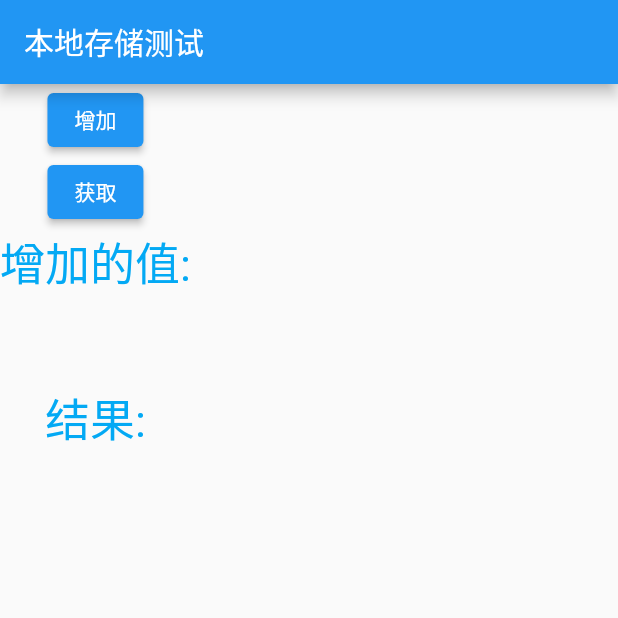
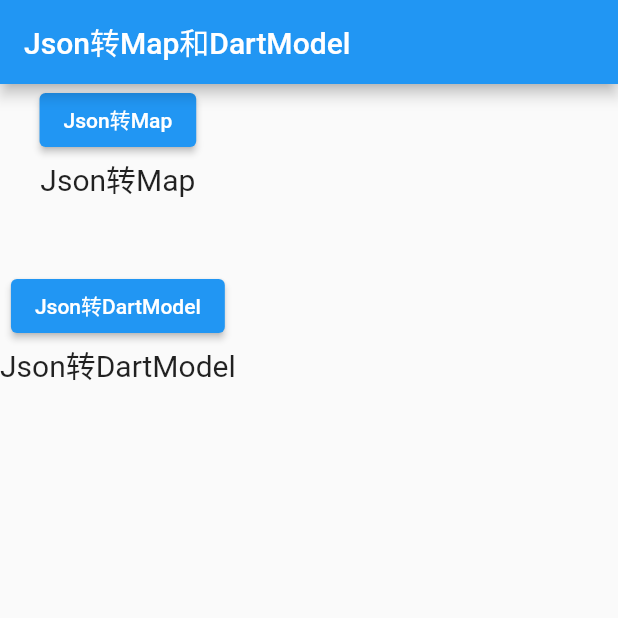
Before and after one commit to hahajiukanjian/Learn-Flutter, a Flutter app: the screen it shows after launch, on a phone screen of 412 x 824 dp, the top half of it. Run offline on Flutter 3.47's test engine with Material 3 defaults, Android fonts, the light colour scheme and no system bars; our stand-ins replace shared_preferences.

Commit message:
#5 全部代码总结

```diff
--- /dev/null
+++ b/lib/jsonToxxx/dart_model_03.dart
@@ -0,0 +1,24 @@
+class DartModel03 {
+  int? code;
+  Map<String, dynamic>? data;
+  int? ibfilecount;
+
+  DartModel03({this.code, this.data, this.ibfilecount});
+
+  DartModel03.fromJson(Map<String, dynamic> json) {
+    code = json["code"];
+    data = {};
+    data?["code"] = json["data"]["code"];
+    data?["requestParams"] = json["data"]["requestParams"];
+    ibfilecount = json["ibfilecount"];
+  }
+
+  Map<String, dynamic> toJson() {
+    Map<String, dynamic> json = {};
+    json["code"] = code;
+    json["data"]["code"] = data?["code"];
+    json["data"]["requestParams"] = data?["requestParams"];
+    json["ibfilecount"] = ibfilecount;
+    return json;
+  }
+}
--- /dev/null
+++ b/lib/jsonToxxx/json_to_xxx_02.dart
@@ -0,0 +1,65 @@
+import 'dart:convert';
+
+import 'package:flutter/material.dart';
+import 'package:started_flutter/jsonToxxx/dart_model_03.dart';
+
+class JsonToXxx02 extends StatefulWidget {
+  const JsonToXxx02({super.key});
+
+  @override
+  JsonToXxx02State createState() => JsonToXxx02State();
+}
+
+class JsonToXxx02State extends State<JsonToXxx02> {
+  var resultMap = '';
+  var resultDartModel = '';
+  @override
+  Widget build(BuildContext context) {
+    return MaterialApp(
+      theme: ThemeData(useMaterial3: false),
+      home: Scaffold(
+        appBar: AppBar(title: const Text("Json转Map和DartModel")),
+        body: Column(
+          children: [
+            _jsonToMapBtn(),
+            const Text("Json转Map\n", style: TextStyle(fontSize: 20)),
+            Text(resultMap),
+            _jsonToDartModelBtn(),
+            const Text("Json转DartModel\n", style: TextStyle(fontSize: 20)),
+            Text(resultDartModel),
+          ],
+        ),
+      ),
+    );
+  }
+
+  _jsonToMapBtn() {
+    return ElevatedButton(onPressed: _jsonToMap, child: const Text("Json转Map"));
+  }
+
+  _jsonToDartModelBtn() {
+    return ElevatedButton(
+        onPressed: _jsonToDartModel, child: const Text("Json转DartModel"));
+  }
+
+  _jsonToMap() {
+    var json =
+        '{"code": 200, "data": {"code": 210, "requestParams": "Success"}, "ibfilecount": 100}';
+    Map<String, dynamic> map = jsonDecode(json);
+    setState(() {
+      resultMap =
+          "'code': ${map['code']}\n 'data': {\n\t'code': ${map['data']['code']}\n\t'requestParams': ${map['data']['requestParams']}}\n\t'ibfilecount': ${map['ibfilecount']}";
+    });
+  }
+
+  _jsonToDartModel() {
+    var json =
+        '{"code": 200, "data": {"code": 210, "requestParams": "Success"}, "ibfilecount": 100}';
+    Map<String, dynamic> map = jsonDecode(json);
+    DartModel03 dartModel03 = DartModel03.fromJson(map);
+    setState(() {
+      resultDartModel =
+          "'code': ${dartModel03.code}\n 'data': {\n\t'code': ${dartModel03.data?['code']}\n\t'requestParams': ${dartModel03.data?['requestParams']}, \n\t'ibfilecount': ${dartModel03.ibfilecount}";
+    });
+  }
+}
--- a/lib/main.dart
+++ b/lib/main.dart
@@ -1,5 +1,5 @@
 import 'package:flutter/material.dart';
-import 'package:started_flutter/shared_preference/shared_preference_study_02.dart';
+import 'package:started_flutter/jsonToxxx/json_to_xxx_02.dart';
 
 void main() {
   runApp(const MyApp());
@@ -16,7 +16,7 @@ class MyApp extends StatelessWidget {
         colorScheme: ColorScheme.fromSeed(seedColor: Colors.deepPurple),
         useMaterial3: true,
       ),
-      home: const SPStudy02(),
+      home: const JsonToXxx02(),
     );
   }
 }
```
Also changed, not shown: lib/http/http_study_06.dart (added, +109 -0 lines), 6 other files.
